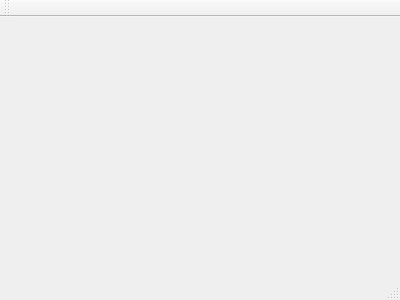
Before: the Qt Designer form mainwindow.ui in StylishTriangles/Aurora, drawn with Qt 5.
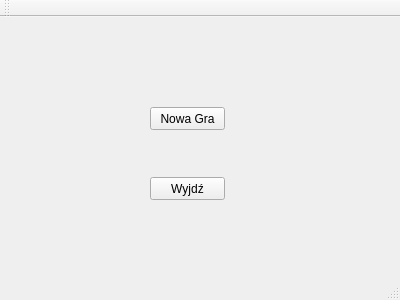
After: the same form once the commit is applied.

Patch:
```diff
--- a/mainwindow.ui
+++ b/mainwindow.ui
@@ -12,13 +12,55 @@
   <property name="windowTitle" >
    <string>MainWindow</string>
   </property>
-  <widget class="QMenuBar" name="menuBar" />
-  <widget class="QToolBar" name="mainToolBar" />
-  <widget class="QWidget" name="centralWidget" />
-  <widget class="QStatusBar" name="statusBar" />
+  <widget class="QWidget" name="centralWidget">
+   <widget class="QPushButton" name="pushButton">
+    <property name="geometry">
+     <rect>
+      <x>150</x>
+      <y>160</y>
+      <width>75</width>
+      <height>23</height>
+     </rect>
+    </property>
+    <property name="text">
+     <string>Wyjdź</string>
+    </property>
+   </widget>
+   <widget class="QPushButton" name="pushButton_2">
+    <property name="geometry">
+     <rect>
+      <x>150</x>
+      <y>90</y>
+      <width>75</width>
+      <height>23</height>
+     </rect>
+    </property>
+    <property name="text">
+     <string>Nowa Gra</string>
+    </property>
+   </widget>
+  </widget>
+  <widget class="QMenuBar" name="menuBar">
+   <property name="geometry">
+    <rect>
+     <x>0</x>
+     <y>0</y>
+     <width>400</width>
+     <height>21</height>
+    </rect>
+   </property>
+  </widget>
+  <widget class="QToolBar" name="mainToolBar">
+   <attribute name="toolBarArea">
+    <enum>TopToolBarArea</enum>
+   </attribute>
+   <attribute name="toolBarBreak">
+    <bool>false</bool>
+   </attribute>
+  </widget>
+  <widget class="QStatusBar" name="statusBar"/>
  </widget>
- <layoutDefault spacing="6" margin="11" />
- <pixmapfunction></pixmapfunction>
+ <layoutdefault spacing="6" margin="11"/>
  <resources/>
  <connections/>
 </ui>
```
Left out of the diff: 7 changed lines with no effect on the pictures.
